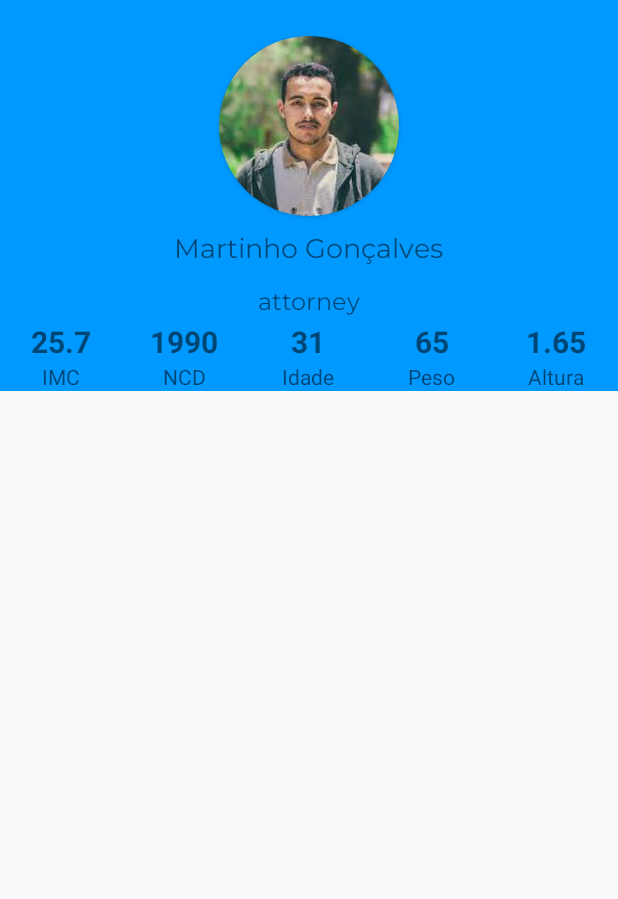
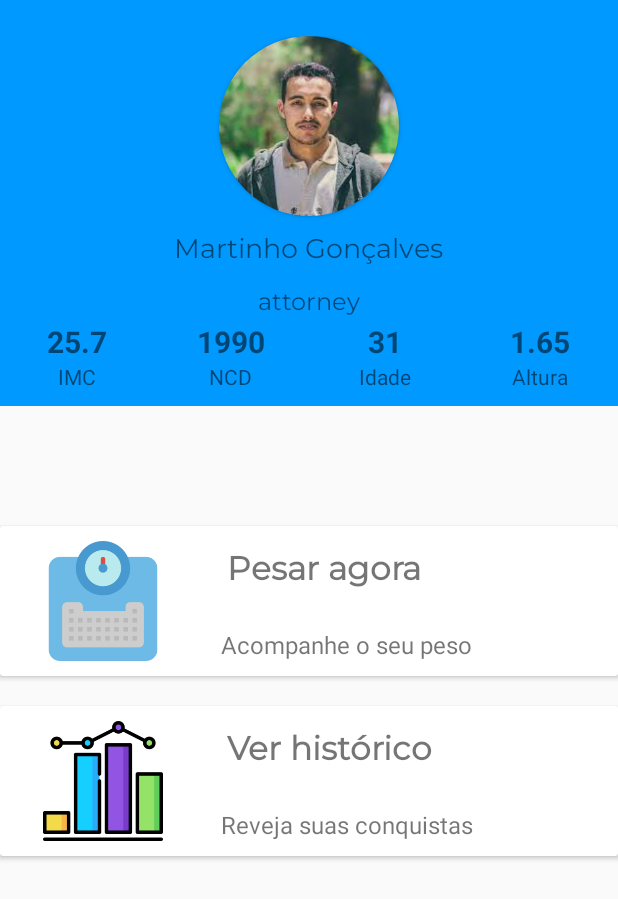
Before and after one commit to cauaMascena/Projeto-IMC-android, an Android app: the DashView_Activity screen opened directly, with no data from a screen before it, on a phone screen of 412 x 824 dp. Shown: the top 899 px of the screen. Run offline under Robolectric (Android 15) with nearby library versions, the phone set to English and light mode, and no system bars.

Commit message:
commit 04/10/2021

```diff
--- a/app/build.gradle
+++ b/app/build.gradle
@@ -5,12 +5,12 @@ apply plugin: 'kotlin-android'
 apply plugin: 'kotlin-android-extensions'
 
 android {
-    compileSdkVersion 31
-    buildToolsVersion "31.0.0"
+    compileSdkVersion 30
+    buildToolsVersion "30.0.0"
     defaultConfig {
         applicationId "com.example.projetoimc"
         minSdkVersion 26
-        targetSdkVersion 31
+        targetSdkVersion 30
         versionCode 1
         versionName "1.0"
         testInstrumentationRunner "androidx.test.runner.AndroidJUnitRunner"
--- a/app/src/main/AndroidManifest.xml
+++ b/app/src/main/AndroidManifest.xml
@@ -11,7 +11,6 @@
         android:theme="@style/AppTheme">
         <activity android:name=".DashView_Activity"></activity>
         <activity android:name=".PerfilActivity" />
-        <activity android:name=".NovoUsuarioActivity" />
         <activity android:name=".LoginActivity">
             <intent-filter>
                 <action android:name="android.intent.action.MAIN" />
--- a/app/src/main/res/layout/activity_dash_view_.xml
+++ b/app/src/main/res/layout/activity_dash_view_.xml
@@ -59,7 +59,8 @@
         <LinearLayout
             android:layout_width="match_parent"
             android:layout_height="wrap_content"
-            android:orientation="horizontal">
+            android:orientation="horizontal"
+            android:layout_marginBottom="10dp">
 
             <LinearLayout
                 android:layout_width="0dp"
@@ -134,27 +135,6 @@
                 <TextView
                     android:layout_width="wrap_content"
                     android:layout_height="wrap_content"
-                    android:text="65"
-                    android:textSize="20dp"
-                    android:textStyle="bold"/>
-
-                <TextView
-                    android:layout_width="wrap_content"
-                    android:layout_height="wrap_content"
-                    android:text="Peso"/>
-
-            </LinearLayout>
-
-            <LinearLayout
-                android:layout_width="0dp"
-                android:layout_weight="1"
-                android:layout_height="wrap_content"
-                android:orientation="vertical"
-                android:gravity="center">
-
-                <TextView
-                    android:layout_width="wrap_content"
-                    android:layout_height="wrap_content"
                     android:text="1.65"
                     android:textSize="20dp"
                     android:textStyle="bold"/>
@@ -172,19 +152,106 @@
 
     </LinearLayout>
 
-    <LinearLayout
+    <androidx.cardview.widget.CardView
         android:layout_width="match_parent"
         android:layout_height="wrap_content"
-        android:orientation="vertical">
+        android:layout_marginTop="80dp">
 
-        <androidx.cardview.widget.CardView
+        <LinearLayout
             android:layout_width="match_parent"
-            android:layout_height="wrap_content">
+            android:layout_height="100dp"
+            android:orientation="horizontal">
 
+            <LinearLayout
+                android:layout_width="0dp"
+                android:layout_weight="1"
+                android:layout_height="match_parent">
 
+                <ImageView
+                    android:layout_width="wrap_content"
+                    android:layout_height="match_parent"
+                    android:src="@drawable/escala"
+                    android:padding="10dp"/>
 
-        </androidx.cardview.widget.CardView>
+            </LinearLayout>
 
-    </LinearLayout>
+            <RelativeLayout
+                android:layout_width="0dp"
+                android:layout_weight="2"
+                android:layout_height="wrap_content">
+
+                <TextView
+                    android:layout_width="match_parent"
+                    android:layout_height="wrap_content"
+                    android:text="Pesar agora"
+                    android:textSize="22dp"
+                    android:fontFamily="@font/montserrat"
+                    android:textStyle="bold"
+                    android:padding="14dp"/>
+
+                <TextView
+                    android:layout_width="match_parent"
+                    android:layout_height="wrap_content"
+                    android:text="Acompanhe o seu peso"
+                    android:textSize="16dp"
+                    android:padding="10dp"
+                    android:layout_alignParentBottom="true"/>
+
+            </RelativeLayout>
+
+        </LinearLayout>
+
+    </androidx.cardview.widget.CardView>
+
+    <androidx.cardview.widget.CardView
+        android:layout_width="match_parent"
+        android:layout_height="wrap_content"
+        android:layout_marginTop="20dp">
+
+        <LinearLayout
+            android:layout_width="match_parent"
+            android:layout_height="100dp"
+            android:orientation="horizontal">
+
+            <LinearLayout
+                android:layout_width="0dp"
+                android:layout_weight="1"
+                android:layout_height="match_parent">
+
+                <ImageView
+                    android:layout_width="wrap_content"
+                    android:layout_height="match_parent"
+                    android:src="@drawable/grafico"
+                    android:padding="10dp"/>
+
+            </LinearLayout>
+
+            <RelativeLayout
+                android:layout_width="0dp"
+                android:layout_weight="2"
+                android:layout_height="wrap_content">
+
+                <TextView
+                    android:layout_width="match_parent"
+                    android:layout_height="wrap_content"
+                    android:text="Ver histórico"
+                    android:textSize="22dp"
+                    android:fontFamily="@font/montserrat"
+                    android:textStyle="bold"
+                    android:padding="14dp"/>
+
+                <TextView
+                    android:layout_width="match_parent"
+                    android:layout_height="wrap_content"
+                    android:text="Reveja suas conquistas"
+                    android:textSize="16dp"
+                    android:padding="10dp"
+                    android:layout_alignParentBottom="true"/>
+
+            </RelativeLayout>
+
+        </LinearLayout>
+
+    </androidx.cardview.widget.CardView>
 
 </LinearLayout>
--- a/app/src/main/res/layout/activity_login.xml
+++ b/app/src/main/res/layout/activity_login.xml
@@ -123,7 +123,7 @@
                 android:layout_height="wrap_content"
                 android:text="Não tem uma conta?" />
             <TextView
-
+                android:id="@+id/tv_nova_conta"
                 android:layout_width="wrap_content"
                 android:layout_height="wrap_content"
                 android:text="Criar uma conta agora"
--- a/build.gradle
+++ b/build.gradle
@@ -1,7 +1,7 @@
 // Top-level build file where you can add configuration options common to all sub-projects/modules.
 
 buildscript {
-    ext.kotlin_version = '1.3.50'
+    ext.kotlin_version = '1.4.32'
     repositories {
         google()
         jcenter()
```
Also changed, not shown: app/src/main/java/com/example/projetoimc/LoginActivity.kt (+7 -0 lines), app/src/main/java/com/example/projetoimc/NovoUsuarioActivity.kt (deleted, +0 -11 lines), app/src/main/res/layout/activity_novo_usuario.xml (deleted, +0 -40 lines), app/src/main/res/layout/activity_perfil.xml (+28 -0 lines), app/src/main/res/drawable/escala.png (added), app/src/main/res/drawable/grafico.png (added).
